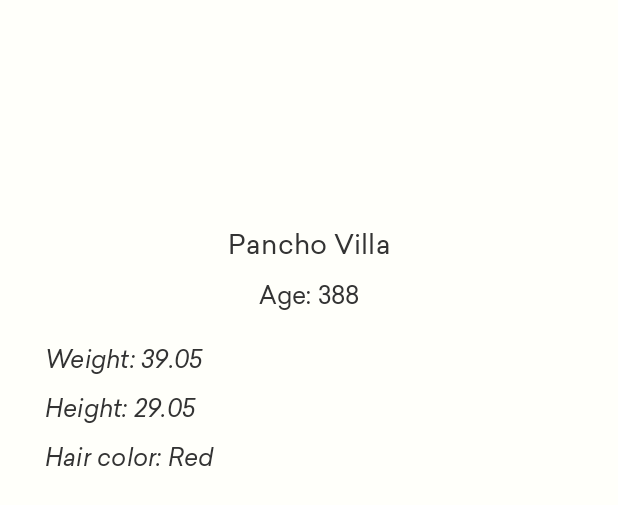
After one commit to David2289/Brastlewark, an Android app: the layout detail_fragment.xml on its own in the app's theme, with its tools: preview values and no code run, on a phone screen of 412 x 824 dp. The commit adds this screen. Shown: the top 505 px of the screen. Run offline under Robolectric (Android 15) with nearby library versions, the phone set to English and light mode, and no system bars.

Commit message:
Detail Screen

```diff
--- /dev/null
+++ b/app/src/main/res/layout/detail_fragment.xml
@@ -0,0 +1,86 @@
+<?xml version="1.0" encoding="utf-8"?>
+<layout
+    xmlns:app="http://schemas.android.com/apk/res-auto"
+    xmlns:android="http://schemas.android.com/apk/res/android"
+    xmlns:tools="http://schemas.android.com/tools">
+
+    <data>
+        <variable
+            name="user"
+            type="com.davidpl.brastlewark.business.model.User" />
+    </data>
+
+    <androidx.constraintlayout.widget.ConstraintLayout
+        android:layout_width="match_parent"
+        android:layout_height="match_parent"
+        android:padding="@dimen/commons_30dp">
+
+        <ImageView
+            android:id="@+id/photo"
+            android:layout_width="80dp"
+            android:layout_height="100dp"
+            app:layout_constraintEnd_toEndOf="parent"
+            app:layout_constraintStart_toStartOf="parent"
+            app:layout_constraintTop_toTopOf="parent"
+            android:contentDescription="@null"/>
+
+        <TextView
+            android:id="@+id/name"
+            android:layout_width="0dp"
+            style="@style/Font.Regular.Title.Black"
+            app:layout_constraintStart_toStartOf="parent"
+            app:layout_constraintTop_toBottomOf="@+id/photo"
+            app:layout_constraintEnd_toEndOf="parent"
+            android:layout_marginTop="@dimen/commons_20dp"
+            android:gravity="center"
+            android:text="@{user.name}"
+            tools:text="Pancho Villa"/>
+
+        <TextView
+            android:id="@+id/age"
+            android:layout_width="0dp"
+            style="@style/Font.Regular.Subtitle.Black"
+            app:layout_constraintStart_toStartOf="parent"
+            app:layout_constraintTop_toBottomOf="@+id/name"
+            app:layout_constraintEnd_toEndOf="parent"
+            android:layout_marginTop="@dimen/commons_10dp"
+            android:gravity="center"
+            android:text="@{@string/screen_list_item_age(user.age)}"
+            tools:text="Age: 388"/>
+
+        <TextView
+            android:id="@+id/weight"
+            android:layout_width="0dp"
+            style="@style/Font.Italic.Subtitle.Black"
+            app:layout_constraintStart_toStartOf="parent"
+            app:layout_constraintTop_toBottomOf="@+id/age"
+            app:layout_constraintEnd_toEndOf="parent"
+            android:layout_marginTop="@dimen/commons_20dp"
+            android:text="@{@string/screen_list_item_weight(user.weight)}"
+            tools:text="Weight: 39.05"/>
+
+        <TextView
+            android:id="@+id/height"
+            android:layout_width="0dp"
+            style="@style/Font.Italic.Subtitle.Black"
+            app:layout_constraintStart_toStartOf="parent"
+            app:layout_constraintTop_toBottomOf="@+id/weight"
+            app:layout_constraintEnd_toEndOf="parent"
+            android:layout_marginTop="@dimen/commons_10dp"
+            android:text="@{@string/screen_list_item_height(user.height)}"
+            tools:text="Height: 29.05"/>
+
+        <TextView
+            android:id="@+id/hair"
+            android:layout_width="0dp"
+            style="@style/Font.Italic.Subtitle.Black"
+            app:layout_constraintStart_toStartOf="parent"
+            app:layout_constraintTop_toBottomOf="@+id/height"
+            app:layout_constraintEnd_toEndOf="parent"
+            android:layout_marginTop="@dimen/commons_10dp"
+            android:text="@{@string/screen_list_item_hair(user.hairColor)}"
+            tools:text="Hair color: Red"/>
+
+    </androidx.constraintlayout.widget.ConstraintLayout>
+
+</layout>
--- a/app/src/main/res/values/strings.xml
+++ b/app/src/main/res/values/strings.xml
@@ -5,5 +5,12 @@
     <string name="commons_next">Next</string>
 
     <string name="screen_list_title">Inhabitants</string>
+    <string name="screen_list_item_name">Name: %1$s</string>
+    <string name="screen_list_item_age">Age: %1$s</string>
+    <string name="screen_list_item_weight">Weight: %1$s</string>
+    <string name="screen_list_item_height">Height: %1$s</string>
+    <string name="screen_list_item_hair">Hair color: %1$s</string>
+
+    <string name="screen_detail_title">Detail</string>
 
 </resources>
```
Also changed, not shown: app/src/main/java/com/davidpl/brastlewark/ui/adapter/UsersAdapter.kt (+9 -2 lines), app/src/main/java/com/davidpl/brastlewark/ui/fragment/DetailFragment.kt (added, +32 -0 lines), app/src/main/res/layout/item_user.xml (+32 -4 lines), app/src/main/res/navigation/nav_user.xml (+4 -3 lines).
